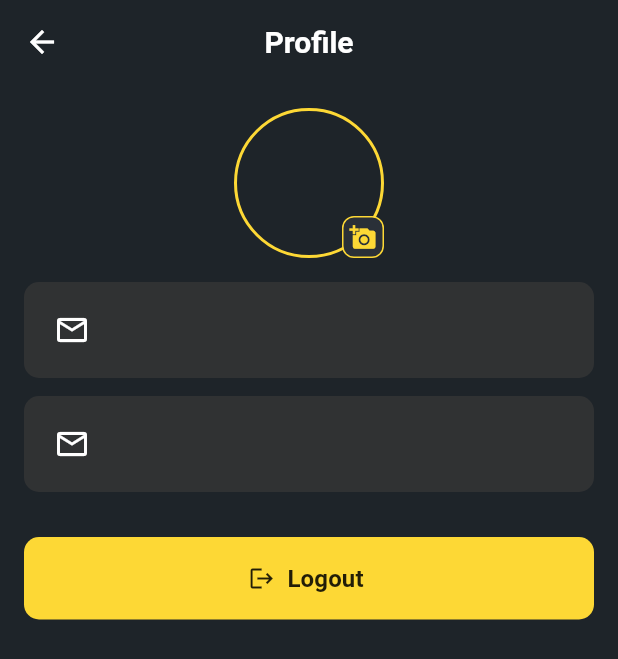
After one commit to ThisIsSumit/mini-task-hub, a Flutter app: the DashboardScreen screen opened by its route, after a tap on the "person" icon, on a phone screen of 412 x 824 dp. The commit adds this screen. Shown: the top 659 px of the screen. Run offline on Flutter 3.47's test engine with Material 3 defaults, Android fonts, the phone set to English and light mode, and no system bars; our stand-ins replace flutter_animate, flutter_dotenv, flutter_slidable, supabase_flutter; accounts and stored records are empty.

Commit message:
profile screen added

```diff
--- a/lib/auth/auth_service.dart
+++ b/lib/auth/auth_service.dart
@@ -1,20 +1,22 @@
 import 'dart:async';
 
 import 'package:flutter/foundation.dart';
+import 'package:mini_taskhub/services/supabase_service.dart';
 import 'package:supabase_flutter/supabase_flutter.dart';
 
 class AuthService extends ChangeNotifier {
   final _supabase = Supabase.instance.client;
 
-  Future<String?> signUp(String email, String password) async {
+  Future<String?> signUp(String email, String password, String fullName) async {
     try {
       final response = await _supabase.auth.signUp(
         email: email,
         password: password,
       );
+      await SupabaseService().addUser(response.user!.id, email, fullName);
       return response.user?.id;
     } catch (e) {
-      throw Exception('Signup failed: $e');
+      print('Signup failed: $e');
     }
   }
 
--- /dev/null
+++ b/lib/auth/profile_model.dart
@@ -0,0 +1,26 @@
+// TODO Implement this library.
+class AppUser {
+  final String id;
+  final String email;
+  final String? fullName;
+  final DateTime? createdAt;
+
+  AppUser({
+    required this.id,
+    required this.email,
+    this.fullName,
+    this.createdAt,
+  });
+
+  factory AppUser.fromJson(Map<String, dynamic> json) {
+    return AppUser(
+      id: json['id'] as String,
+      email: json['email'] as String,
+      fullName: json['full_name'] as String?,
+      createdAt:
+          json['created_at'] != null
+              ? DateTime.parse(json['created_at'] as String)
+              : null,
+    );
+  }
+}
--- a/lib/auth/signup_screen.dart
+++ b/lib/auth/signup_screen.dart
@@ -1,5 +1,6 @@
 import 'package:flutter/material.dart';
 import 'package:mini_taskhub/auth/auth_service.dart';
+import 'package:mini_taskhub/services/supabase_service.dart';
 import 'package:provider/provider.dart';
 
 class SignupScreen extends StatefulWidget {
@@ -12,6 +13,7 @@ class SignupScreen extends StatefulWidget {
 class _SignupScreenState extends State<SignupScreen> {
   final _emailController = TextEditingController();
   final _passwordController = TextEditingController();
+  final _fullNameController = TextEditingController();
   final _formKey = GlobalKey<FormState>();
   bool _isLoading = false;
 
@@ -19,16 +21,19 @@ class _SignupScreenState extends State<SignupScreen> {
     if (!_formKey.currentState!.validate()) return;
 
     setState(() => _isLoading = true);
+    print(_emailController.text + "" + _passwordController.text);
     try {
       await Provider.of<AuthService>(context, listen: false).signUp(
         _emailController.text,
         _passwordController.text,
+        _fullNameController.text,
       );
+
       Navigator.pushReplacementNamed(context, '/dashboard');
     } catch (e) {
-      ScaffoldMessenger.of(context).showSnackBar(
-        SnackBar(content: Text(e.toString())),
-      );
+      ScaffoldMessenger.of(
+        context,
+      ).showSnackBar(SnackBar(content: Text(e.toString())));
     } finally {
       setState(() => _isLoading = false);
     }
@@ -37,10 +42,7 @@ class _SignupScreenState extends State<SignupScreen> {
   @override
   Widget build(BuildContext context) {
     return Scaffold(
-      appBar: AppBar(
-        title: const Text('Sign Up'),
-        centerTitle: true,
-      ),
+      appBar: AppBar(title: const Text('Sign Up'), centerTitle: true),
       body: SingleChildScrollView(
         padding: const EdgeInsets.all(24),
         child: Form(
@@ -60,20 +62,28 @@ class _SignupScreenState extends State<SignupScreen> {
               const SizedBox(height: 8),
               const Text(
                 'Get started with TaskHub',
-                style: TextStyle(
-                  fontSize: 16,
-                  color: Colors.white70,
-                ),
+                style: TextStyle(fontSize: 16, color: Colors.white70),
               ),
               const SizedBox(height: 40),
+              TextFormField(
+                controller: _fullNameController,
+                decoration: const InputDecoration(
+                  labelText: 'Full Name',
+                  prefixIcon: Icon(Icons.person, color: Colors.white70),
+                ),
+                validator:
+                    (value) => value!.isEmpty ? 'Please enter your name' : null,
+                style: const TextStyle(color: Colors.white),
+              ),
+              const SizedBox(height: 20),
               TextFormField(
                 controller: _emailController,
                 decoration: const InputDecoration(
                   labelText: 'Email',
                   prefixIcon: Icon(Icons.email, color: Colors.white70),
                 ),
-                validator: (value) =>
-                    value!.isEmpty ? 'Please enter email' : null,
+                validator:
+                    (value) => value!.isEmpty ? 'Please enter email' : null,
                 style: const TextStyle(color: Colors.white),
               ),
               const SizedBox(height: 20),
@@ -84,19 +94,20 @@ class _SignupScreenState extends State<SignupScreen> {
                   prefixIcon: Icon(Icons.lock, color: Colors.white70),
                 ),
                 obscureText: true,
-                validator: (value) =>
-                    value!.isEmpty ? 'Please enter password' : null,
+                validator:
+                    (value) => value!.isEmpty ? 'Please enter password' : null,
                 style: const TextStyle(color: Colors.white),
               ),
               const SizedBox(height: 30),
               ElevatedButton(
                 onPressed: _isLoading ? null : _signup,
-                child: _isLoading
-                    ? const CircularProgressIndicator()
-                    : const Text(
-                        'Create Account',
-                        style: TextStyle(fontWeight: FontWeight.bold),
-                      ),
+                child:
+                    _isLoading
+                        ? const CircularProgressIndicator()
+                        : const Text(
+                          'Create Account',
+                          style: TextStyle(fontWeight: FontWeight.bold),
+                        ),
               ),
               const SizedBox(height: 20),
               Row(
@@ -107,8 +118,8 @@ class _SignupScreenState extends State<SignupScreen> {
                     style: TextStyle(color: Colors.white70),
                   ),
                   TextButton(
-                    onPressed: () =>
-                        Navigator.pushReplacementNamed(context, '/login'),
+                    onPressed:
+                        () => Navigator.pushReplacementNamed(context, '/login'),
                     child: const Text('Login'),
                   ),
                 ],
--- a/lib/dashboard/dashboard_screen.dart
+++ b/lib/dashboard/dashboard_screen.dart
@@ -183,13 +183,11 @@ class _DashboardScreenState extends State<DashboardScreen>
         title: const Text(
           'TaskHub',
         ).animate().fadeIn(duration: 600.ms).slideX(begin: -0.2, end: 0),
+
         actions: [
           IconButton(
-            icon: const Icon(Icons.logout, color: Colors.white),
-            onPressed: () {
-              Provider.of<AuthService>(context, listen: false).logout();
-              Navigator.pushReplacementNamed(context, '/login');
-            },
+            icon: const Icon(Icons.person, color: Colors.white),
+            onPressed: () => Navigator.pushNamed(context, '/profile'),
           ).animate().fadeIn(delay: 200.ms, duration: 400.ms),
         ],
       ),
--- a/lib/main.dart
+++ b/lib/main.dart
@@ -4,6 +4,7 @@ import 'package:mini_taskhub/auth/auth_service.dart';
 import 'package:mini_taskhub/auth/login_screen.dart';
 import 'package:mini_taskhub/auth/signup_screen.dart';
 import 'package:mini_taskhub/dashboard/dashboard_screen.dart';
+import 'package:mini_taskhub/profile/profile_screen.dart';
 import 'package:provider/provider.dart';
 import 'package:supabase_flutter/supabase_flutter.dart';
 import 'package:flutter_dotenv/flutter_dotenv.dart';
@@ -46,6 +47,7 @@ class MyApp extends StatelessWidget {
         '/login': (context) => const LoginScreen(),
         '/signup': (context) => const SignupScreen(),
         '/dashboard': (context) => const DashboardScreen(),
+        '/profile': (context) => const ProfileScreen(),
       },
     );
   }
--- /dev/null
+++ b/lib/profile/profile_screen.dart
@@ -0,0 +1,204 @@
+import 'package:flutter/material.dart';
+import 'package:intl/intl.dart';
+import 'package:mini_taskhub/auth/auth_service.dart';
+import 'package:mini_taskhub/auth/profile_model.dart';
+import 'package:mini_taskhub/services/supabase_service.dart';
+import 'package:provider/provider.dart';
+
+class ProfileScreen extends StatefulWidget {
+  const ProfileScreen({super.key});
+
+  @override
+  State<ProfileScreen> createState() => _ProfileScreenState();
+}
+
+class _ProfileScreenState extends State<ProfileScreen> {
+  final _supabaseService = SupabaseService();
+  AppUser? _user;
+  bool _isLoading = true;
+
+  @override
+  void initState() {
+    super.initState();
+    _loadUserProfile();
+  }
+
+  Future<void> _loadUserProfile() async {
+    final userData = await _supabaseService.getUserProfile();
+    if (userData != null) {
+      setState(() {
+        _user = AppUser.fromJson(userData);
+        _isLoading = false;
+      });
+    }
+  }
+
+  Future<void> _logout() async {
+    await Provider.of<AuthService>(context, listen: false).logout();
+    if (mounted) {
+      Navigator.pushNamedAndRemoveUntil(context, '/login', (route) => false);
+    }
+  }
+
+  @override
+  Widget build(BuildContext context) {
+    return Scaffold(
+      backgroundColor: const Color(0xFF1E2429), // Dark background color
+      appBar: AppBar(
+        backgroundColor: const Color(0xFF1E2429),
+        elevation: 0,
+        title: const Text('Profile', style: TextStyle(color: Colors.white)),
+        centerTitle: true,
+        leading: IconButton(
+          icon: const Icon(Icons.arrow_back, color: Colors.white),
+          onPressed: () => Navigator.pop(context),
+        ),
+      ),
+      body:
+          _isLoading
+              ? const Center(
+                child: CircularProgressIndicator(color: Color(0xFFFDD835)),
+              )
+              : SingleChildScrollView(
+                child: Padding(
+                  padding: const EdgeInsets.all(16.0),
+                  child: Column(
+                    children: [
+                      _buildProfilePicture(),
+                      const SizedBox(height: 16),
+                      _buildNameField(),
+                      const SizedBox(height: 12),
+                      _buildEmailField(),
+
+                      const SizedBox(height: 30),
+                      _buildLogoutButton(),
+                    ],
+                  ),
+                ),
+              ),
+    );
+  }
+
+  Widget _buildProfilePicture() {
+    return Center(
+      child: Stack(
+        children: [
+          Container(
+            width: 100,
+            height: 100,
+            decoration: BoxDecoration(
+              shape: BoxShape.circle,
+              border: Border.all(
+                color: const Color(0xFFFDD835), // Yellow border color
+                width: 2,
+              ),
+            ),
+          ),
+          Positioned(
+            bottom: 0,
+            right: 0,
+            child: Container(
+              decoration: BoxDecoration(
+                color: const Color(0xFF2A3038),
+                borderRadius: BorderRadius.circular(8),
+                border: Border.all(color: const Color(0xFFFDD835), width: 1),
+              ),
+              padding: const EdgeInsets.all(4),
+              child: const Icon(
+                Icons.add_a_photo,
+                color: Color(0xFFFDD835),
+                size: 18,
+              ),
+            ),
+          ),
+        ],
+      ),
+    );
+  }
+
+  Widget _buildInfoField({
+    required String value,
+    required IconData iconData,
+    required VoidCallback onEdit,
+  }) {
+    return Container(
+      padding: const EdgeInsets.symmetric(vertical: 14, horizontal: 16),
+      decoration: BoxDecoration(
+        color: const Color(0xFF2A3038),
+        borderRadius: BorderRadius.circular(10),
+      ),
+      child: Row(
+        children: [
+          Icon(iconData, color: Colors.white70, size: 20),
+          const SizedBox(width: 12),
+          Expanded(
+            child: Text(
+              value,
+              style: const TextStyle(color: Colors.white, fontSize: 15),
+            ),
+          ),
+          IconButton(
+            icon: const Icon(Icons.edit, color: Colors.white70, size: 20),
+            onPressed: onEdit,
+            padding: EdgeInsets.zero,
+            constraints: const BoxConstraints(),
+          ),
+        ],
+      ),
+    );
+  }
+
+  Widget _buildNameField() {
+    return Container(
+      padding: EdgeInsets.all(4),
+      decoration: BoxDecoration(
+        borderRadius: BorderRadius.circular(10),
+        color: const Color.fromARGB(195, 54, 54, 54),
+      ),
+      child: ListTile(
+        title: Text(
+          _user?.fullName ?? '',
+          style: TextStyle(color: Colors.white),
+        ),
+        leading: Icon(Icons.email_outlined, color: Colors.white),
+      ),
+    );
+  }
+
+  Widget _buildEmailField() {
+    return Container(
+      padding: EdgeInsets.all(4),
+      decoration: BoxDecoration(
+        borderRadius: BorderRadius.circular(10),
+        color: const Color.fromARGB(195, 54, 54, 54),
+      ),
+      child: ListTile(
+        title: Text(_user?.email ?? '', style: TextStyle(color: Colors.white)),
+        leading: Icon(Icons.email_outlined, color: Colors.white),
+      ),
+    );
+  }
+
+  Widget _buildLogoutButton() {
+    return Container(
+      width: double.infinity,
+      height: 55,
+      decoration: BoxDecoration(
+        color: const Color(0xFFFDD835),
+        borderRadius: BorderRadius.circular(10),
+      ),
+      child: TextButton.icon(
+        onPressed: _logout,
+        icon: const Icon(Icons.logout, color: Colors.black87),
+        label: const Text(
+          'Logout',
+          style: TextStyle(
+            color: Colors.black87,
+            fontSize: 16,
+            fontWeight: FontWeight.w600,
+          ),
+        ),
+      ),
+    );
+  }
+}
--- a/lib/services/supabase_service.dart
+++ b/lib/services/supabase_service.dart
@@ -1,8 +1,9 @@
+import 'package:flutter/material.dart';
 import 'package:mini_taskhub/dashboard/task_model.dart';
 import 'package:supabase_flutter/supabase_flutter.dart';
 import 'package:uuid/uuid.dart';
 
-class SupabaseService {
+class SupabaseService extends ChangeNotifier {
   static final SupabaseService _instance = SupabaseService._internal();
   factory SupabaseService() => _instance;
   SupabaseService._internal();
@@ -44,7 +45,6 @@ class SupabaseService {
   }
 
   Future<void> toggleTaskStatus(String id, String currentStatus) async {
-
     await _supabase
         .from('tasks')
         .update({
@@ -52,4 +52,28 @@ class SupabaseService {
         })
         .eq('id', id);
   }
+
+  Future<void> addUser(String userId, String email, String fullName) async {
+    print("user name : ${fullName}");
+    try {
+      await _supabase.from('profiles').insert({
+        'id': userId,
+        'email': email,
+        'full_name': fullName,
+        'created_at': DateTime.now().toIso8601String(),
+      });
+    } catch (e) {
+      print("Failed to add user $e");
+    }
+  }
+
+  Future<Map<String, dynamic>?> getUserProfile() async {
+    final userId = _supabase.auth.currentUser?.id;
+    if (userId == null) return null;
+
+    final response =
+        await _supabase.from('profiles').select().eq('id', userId).single();
+
+    return response;
+  }
 }
```
Also changed, not shown: 1 other file.
